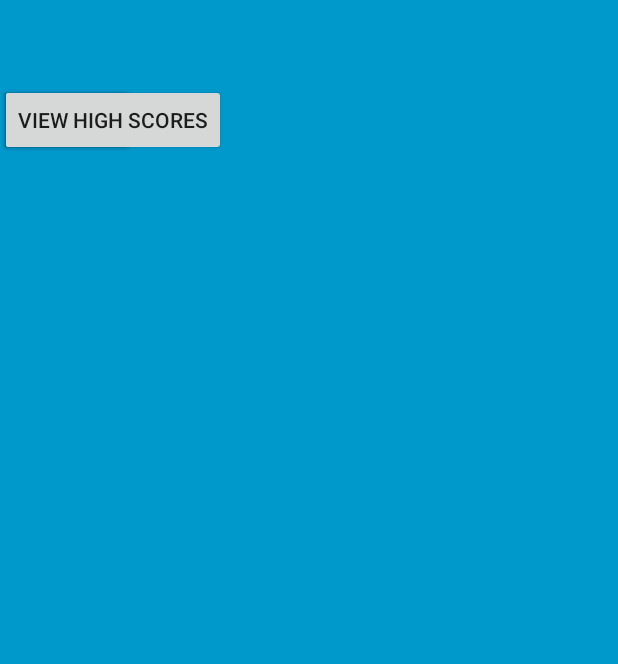
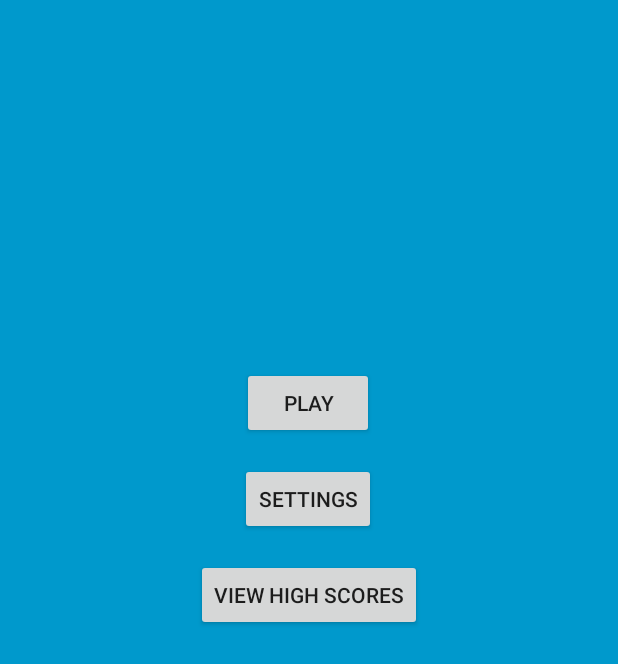
Before and after one commit to GDMSProduction/Rad, an Android app: the screen it shows after launch (Dungeon), on a phone screen of 412 x 824 dp. Shown: the top 664 px of the screen. Run offline under Robolectric (Android 15) with nearby library versions, the phone set to English and light mode, and no system bars.

Commit message:
Created activities for Game, High Score, and Settings. Enemy count in Settings established but does not correlate to any setting yet.

```diff
--- a/RAD/app/build.gradle
+++ b/RAD/app/build.gradle
@@ -25,4 +25,5 @@ dependencies {
     testImplementation 'junit:junit:4.12'
     androidTestImplementation 'com.android.support.test:runner:1.0.1'
     androidTestImplementation 'com.android.support.test.espresso:espresso-core:3.0.1'
+    implementation 'com.android.support.constraint:constraint-layout:1.0.2'
 }
--- a/RAD/app/src/main/res/layout/activity_dungeon.xml
+++ b/RAD/app/src/main/res/layout/activity_dungeon.xml
@@ -1,5 +1,7 @@
-<FrameLayout xmlns:android="http://schemas.android.com/apk/res/android"
+<android.support.constraint.ConstraintLayout xmlns:android="http://schemas.android.com/apk/res/android"
+    xmlns:app="http://schemas.android.com/apk/res-auto"
     xmlns:tools="http://schemas.android.com/tools"
+    android:id="@+id/frameLayout"
     android:layout_width="match_parent"
     android:layout_height="match_parent"
     android:background="#0099cc"
@@ -10,29 +12,34 @@
          TextureView, etc. -->
     <TextView
         android:id="@+id/fullscreen_content"
-        android:layout_width="match_parent"
-        android:layout_height="match_parent"
+        android:layout_width="0dp"
+        android:layout_height="0dp"
         android:gravity="center"
         android:keepScreenOn="true"
         android:textColor="#33b5e5"
         android:textSize="50sp"
-        android:textStyle="bold" />
+        android:textStyle="bold"
+        app:layout_constraintBottom_toTopOf="@+id/fullscreen_content_controls"
+        app:layout_constraintEnd_toEndOf="parent"
+        app:layout_constraintHorizontal_bias="0.0"
+        app:layout_constraintStart_toStartOf="parent"
+        app:layout_constraintTop_toTopOf="parent"
+        app:layout_constraintVertical_bias="0.185" />
 
     <!-- This FrameLayout insets its children based on system windows using
          android:fitsSystemWindows. -->
-    <FrameLayout
-        android:layout_width="match_parent"
-        android:layout_height="match_parent"
-        android:fitsSystemWindows="true">
+
 
     <LinearLayout
         android:id="@+id/fullscreen_content_controls"
         style="?metaButtonBarStyle"
-            android:layout_width="match_parent"
+        android:layout_width="0dp"
         android:layout_height="wrap_content"
-            android:layout_gravity="bottom|center_horizontal"
         android:background="@color/black_overlay"
         android:orientation="horizontal"
+        app:layout_constraintEnd_toEndOf="parent"
+        app:layout_constraintStart_toStartOf="parent"
+        app:layout_constraintTop_toTopOf="parent"
         tools:ignore="UselessParent">
 
     </LinearLayout>
@@ -41,20 +48,37 @@
         android:id="@+id/button_Play"
         android:layout_width="wrap_content"
         android:layout_height="wrap_content"
-            android:text="Play" />
+        android:onClick="transitionToGame"
+        android:text="@string/button_Play"
+        app:layout_constraintBottom_toBottomOf="parent"
+        app:layout_constraintHorizontal_bias="0.498"
+        app:layout_constraintLeft_toLeftOf="parent"
+        app:layout_constraintRight_toRightOf="parent"
+        app:layout_constraintTop_toTopOf="parent"
+        app:layout_constraintVertical_bias="0.315" />
 
     <Button
         android:id="@+id/button_Settings"
         android:layout_width="wrap_content"
         android:layout_height="wrap_content"
-            android:text="Settings" />
+        android:layout_marginTop="16dp"
+        android:onClick="transitionToSettings"
+        android:text="@string/button_Settings"
+        app:layout_constraintHorizontal_bias="0.498"
+        app:layout_constraintLeft_toLeftOf="parent"
+        app:layout_constraintRight_toRightOf="parent"
+        app:layout_constraintTop_toBottomOf="@+id/button_Play" />
 
     <Button
         android:id="@+id/button_Scores"
         android:layout_width="wrap_content"
         android:layout_height="wrap_content"
-            android:text="View High Scores" />
+        android:layout_marginTop="16dp"
+        android:onClick="transitionToScores"
+        android:text="@string/button_HighScores"
+        app:layout_constraintLeft_toLeftOf="parent"
+        app:layout_constraintRight_toRightOf="parent"
+        app:layout_constraintTop_toBottomOf="@+id/button_Settings" />
 
-    </FrameLayout>
 
-</FrameLayout>
+</android.support.constraint.ConstraintLayout>
--- a/RAD/app/src/main/res/values/strings.xml
+++ b/RAD/app/src/main/res/values/strings.xml
@@ -3,4 +3,16 @@
 
     <string name="dummy_button">Dummy Button</string>
     <string name="dummy_content">DUMMY\nCONTENT</string>
+    <string name="string_name">Name</string>
+    <string name="edit_message">Enter a Message</string>
+    <string name="button_send">Send</string>
+    <string name="button_Play">Play</string>
+    <string name="button_Settings">Settings</string>
+    <string name="button_HighScores">View High Scores</string>
+    <string name="string_EnemiesAmount">Number of Enemies</string>
+    <string-array name="Enemies_array">
+        <item>Normal</item>
+        <item>More</item>
+        <item>Most</item>
+    </string-array>
 </resources>
```
Also changed, not shown: RAD/app/src/main/AndroidManifest.xml (+26 -0 lines), RAD/app/src/main/java/com/example/stephen/runattackdungeon/Dungeon.java (+21 -0 lines), RAD/app/src/main/java/com/example/stephen/runattackdungeon/GameActivity.java (added, +13 -0 lines), RAD/app/src/main/java/com/example/stephen/runattackdungeon/HighScoresActivity.java (added, +13 -0 lines), RAD/app/src/main/java/com/example/stephen/runattackdungeon/SettingsActivity.java (added, +14 -0 lines), RAD/app/src/main/res/layout/activity_game.xml (added, +9 -0 lines), RAD/app/src/main/res/layout/activity_high_scores.xml (added, +9 -0 lines), RAD/app/src/main/res/layout/activity_settings.xml (added, +36 -0 lines), 1 other file. Lines whose indentation alone changed are shown as unchanged.
